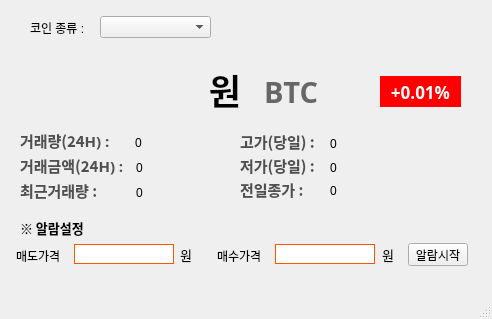
cyc20480/020124_coin_API, file ui/coinPriceUi.ui: the form before one commit.
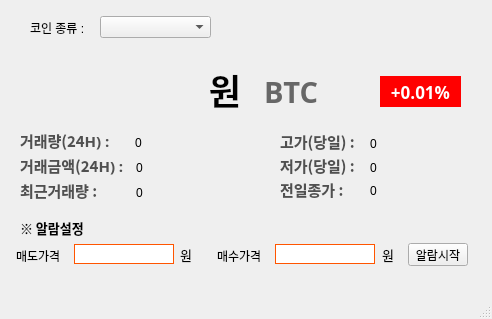
The form after the commit.

```diff
--- a/ui/coinPriceUi.ui
+++ b/ui/coinPriceUi.ui
@@ -188,7 +188,7 @@
    <widget class="QLabel" name="label_8">
     <property name="geometry">
      <rect>
-      <x>240</x>
+      <x>280</x>
       <y>131</y>
       <width>91</width>
       <height>21</height>
@@ -212,7 +212,7 @@
    <widget class="QLabel" name="label_9">
     <property name="geometry">
      <rect>
-      <x>240</x>
+      <x>280</x>
       <y>155</y>
       <width>91</width>
       <height>21</height>
@@ -236,7 +236,7 @@
    <widget class="QLabel" name="label_10">
     <property name="geometry">
      <rect>
-      <x>240</x>
+      <x>280</x>
       <y>179</y>
       <width>81</width>
       <height>21</height>
@@ -262,7 +262,7 @@
      <rect>
       <x>135</x>
       <y>135</y>
-      <width>81</width>
+      <width>121</width>
       <height>16</height>
      </rect>
     </property>
@@ -275,7 +275,7 @@
      <rect>
       <x>136</x>
       <y>160</y>
-      <width>81</width>
+      <width>121</width>
       <height>16</height>
      </rect>
     </property>
@@ -288,7 +288,7 @@
      <rect>
       <x>136</x>
       <y>185</y>
-      <width>81</width>
+      <width>121</width>
       <height>16</height>
      </rect>
     </property>
@@ -299,9 +299,9 @@
    <widget class="QLabel" name="high_price_label">
     <property name="geometry">
      <rect>
-      <x>330</x>
+      <x>370</x>
       <y>136</y>
-      <width>81</width>
+      <width>101</width>
       <height>16</height>
      </rect>
     </property>
@@ -312,9 +312,9 @@
    <widget class="QLabel" name="low_price_label">
     <property name="geometry">
      <rect>
-      <x>330</x>
+      <x>370</x>
       <y>160</y>
-      <width>81</width>
+      <width>101</width>
       <height>16</height>
      </rect>
     </property>
@@ -325,9 +325,9 @@
    <widget class="QLabel" name="prev_closing_price_label">
     <property name="geometry">
      <rect>
-      <x>330</x>
+      <x>370</x>
       <y>183</y>
-      <width>81</width>
+      <width>91</width>
       <height>16</height>
      </rect>
     </property>
```
